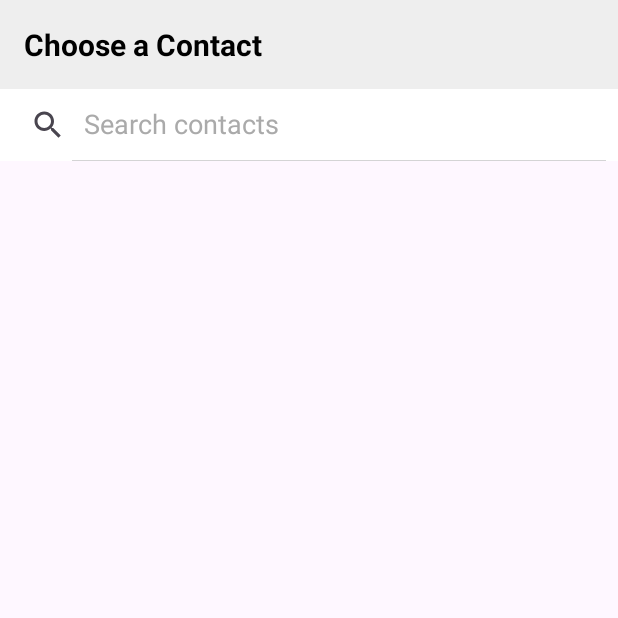
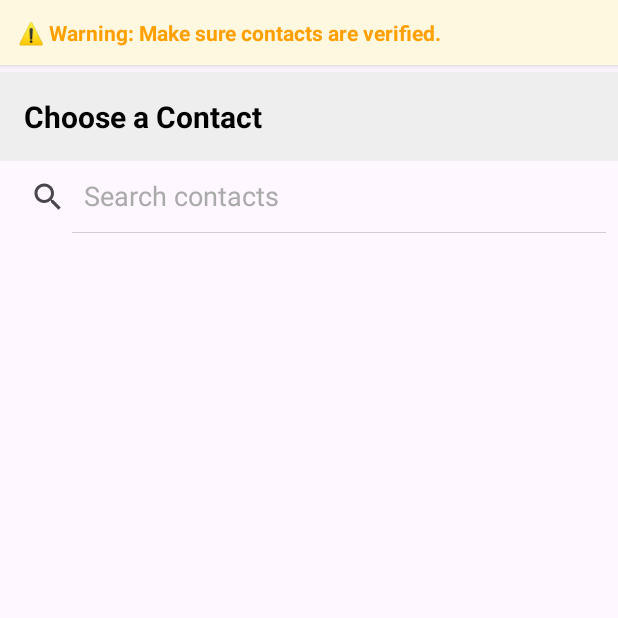
Before and after one commit to annachen368/ChooseRecipientXML, an Android app: the ContactsActivity screen opened directly, with no data from a screen before it, on a phone screen of 412 x 824 dp, the top half of it. Run offline under Robolectric (Android 15) with nearby library versions, the phone set to English and light mode, and no system bars.

Commit message:
Refactor: Improve layout and add warning to Contacts Activity
This commit refactors the layout of `ContactsActivity` and adds a warning message to improve the user experience and provide important information.

Key changes include:

-   **Warning Message:** Added a warning `TextView` at the top of the screen to alert users about the importance of contact verification.
-   **Header:** The header is now pinned at the top of the screen.
-   **Collapsible Header**: Added a `AppBarLayout` to wrap the header and add a collapsible behavior.
-   **Layout Structure:** Reorganized the layout to incorporate the warning message, the header and the search bar.
- **Search bar**: The search bar now occupies all available space.

```diff
--- a/app/src/main/res/layout/activity_contacts.xml
+++ b/app/src/main/res/layout/activity_contacts.xml
@@ -4,46 +4,48 @@
     android:layout_width="match_parent"
     android:layout_height="match_parent">
 
-<!--    <TextView-->
-<!--        android:layout_width="match_parent"-->
-<!--        android:layout_height="wrap_content"-->
-<!--        android:text="Header"-->
-<!--        android:textSize="20sp"-->
-<!--        android:textStyle="bold"-->
-<!--        android:textColor="#000"-->
-<!--        android:background="#EEEEEE"-->
-<!--        android:padding="16dp" />-->
+    <!-- 🔴 Always pinned warning text -->
+    <TextView
+        android:id="@+id/warningTextView"
+        android:layout_width="match_parent"
+        android:layout_height="wrap_content"
+        android:background="#FFF8E1"
+        android:elevation="4dp"
+        android:padding="12dp"
+        android:text="⚠️ Warning: Make sure contacts are verified."
+        android:textColor="#FFA000"
+        android:textStyle="bold" />
 
+    <!-- 🔽 Collapsible header directly under CoordinatorLayout -->
     <com.google.android.material.appbar.AppBarLayout
         android:id="@+id/appBarLayout"
         android:layout_width="match_parent"
         android:layout_height="wrap_content"
+        android:layout_marginTop="48dp"
         android:background="@android:color/white"
-        android:fitsSystemWindows="false">
+        android:elevation="4dp">
+<!--        android:layout_marginTop="48dp" textview size-->
 
         <LinearLayout
-            android:id="@+id/headerLayout"
             android:layout_width="match_parent"
             android:layout_height="wrap_content"
             android:orientation="vertical"
             app:layout_scrollFlags="scroll|exitUntilCollapsed">
 
-            <!-- ✅ Header TextView (now always visible) -->
             <TextView
                 android:id="@+id/headerTextView"
                 android:layout_width="match_parent"
                 android:layout_height="wrap_content"
+                android:background="#EEEEEE"
+                android:padding="16dp"
                 android:text="Choose a Contact"
+                android:textColor="#000"
                 android:textSize="20sp"
-                android:textStyle="bold"
-                android:textColor="#000"
-                android:background="#EEEEEE"
-                android:padding="16dp" />
-
+                android:textStyle="bold" />
         </LinearLayout>
     </com.google.android.material.appbar.AppBarLayout>
 
-    <!-- SearchView + RecyclerView content -->
+    <!-- ✅ Scrolling content with behavior -->
     <LinearLayout
         android:layout_width="match_parent"
         android:layout_height="match_parent"
@@ -54,9 +56,8 @@
             android:id="@+id/searchView"
             android:layout_width="match_parent"
             android:layout_height="wrap_content"
-            android:iconifiedByDefault="false"
             android:queryHint="Search contacts"
-            android:background="@android:color/white" />
+            android:iconifiedByDefault="false" />
 
         <androidx.recyclerview.widget.RecyclerView
             android:id="@+id/recyclerView"
@@ -65,4 +66,5 @@
             android:layout_weight="1"
             android:clipToPadding="false" />
     </LinearLayout>
+
 </androidx.coordinatorlayout.widget.CoordinatorLayout>
```
